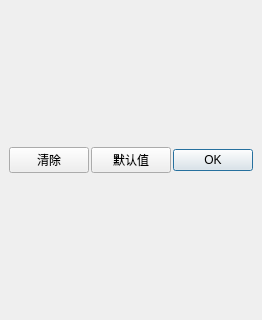
Above: src/yuzu/configuration/configure_input_profile_dialog.ui from formylover/yuzu-early-access before the change; both pictures show x 0 to 262 and y 110 to 430 of the 262 by 540 pixel window. Below: the same form after it.
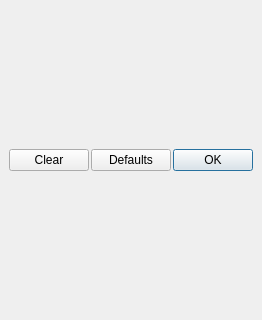
That is the form after the change.

```diff
--- a/src/yuzu/configuration/configure_input_profile_dialog.ui
+++ b/src/yuzu/configuration/configure_input_profile_dialog.ui
@@ -37,14 +37,14 @@
      <item>
       <widget class="QPushButton" name="clear_all_button">
        <property name="text">
-        <string>清除</string>
+        <string>Clear</string>
        </property>
       </widget>
      </item>
      <item>
       <widget class="QPushButton" name="restore_defaults_button">
        <property name="text">
-        <string>默认值</string>
+        <string>Defaults</string>
        </property>
       </widget>
      </item>
```
Left out of the diff: 2 changed lines with no effect on the pictures.
